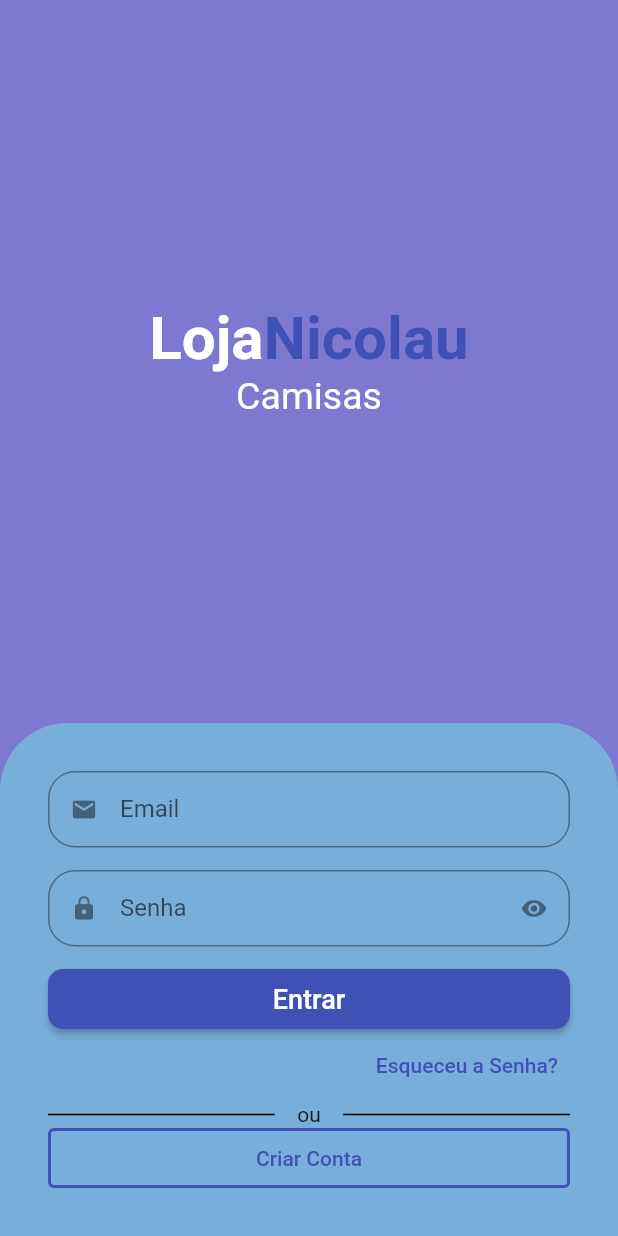
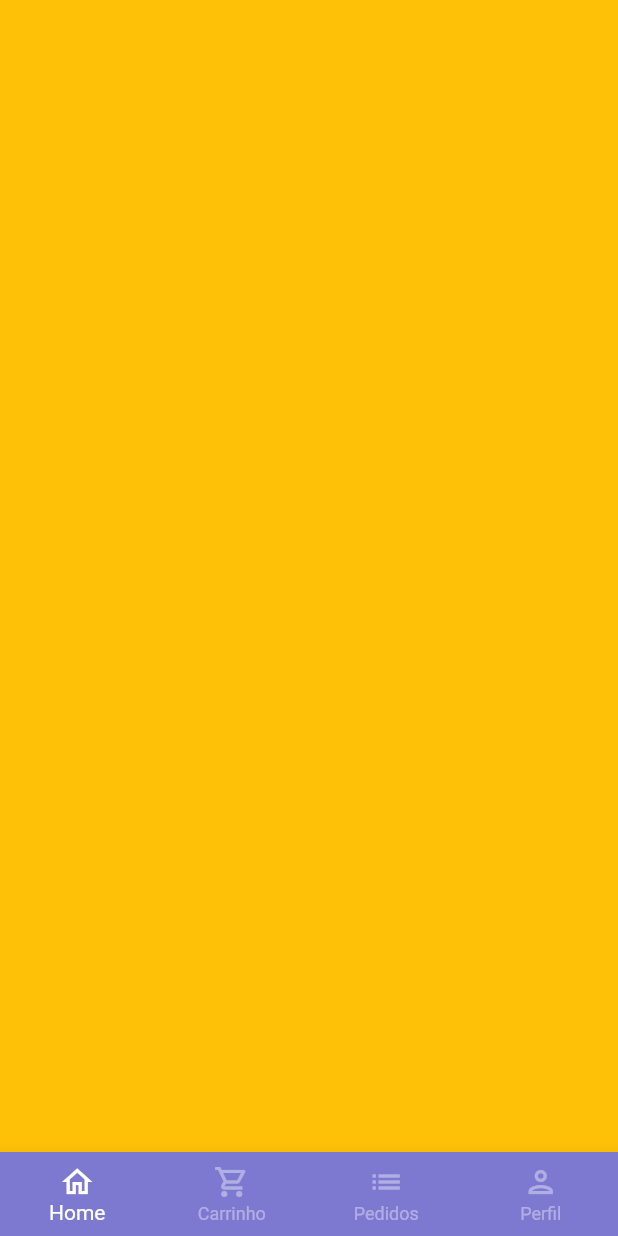
Before and after one commit to Estevao-Nicolau/LojaVirtual, a Flutter app: the screen it shows after launch, after a tap on "Entrar", on a phone screen of 412 x 824 dp. Run offline on Flutter 3.47's test engine with Material 2 defaults, Android fonts, the phone set to English and light mode, and no system bars; drawn by our look-alikes of animated_text_kit; our stand-ins replace firebase_core, mask_text_input_formatter; accounts and stored records are empty.

Commit message:
:wrench:base_screen

```diff
--- a/lib/src/auth/sign_in_screen.dart
+++ b/lib/src/auth/sign_in_screen.dart
@@ -2,6 +2,7 @@ import 'package:animated_text_kit/animated_text_kit.dart';
 import 'package:flutter/material.dart';
 import 'package:lojavirtual/src/auth/components/custom_text_form_field.dart';
 import 'package:lojavirtual/src/auth/sign_up_sreen.dart';
+import 'package:lojavirtual/src/base/base_screen.dart';
 import 'package:lojavirtual/src/config/theme_colors.dart';
 
 class LoginScreen extends StatefulWidget {
@@ -136,7 +137,9 @@ class _LoginScreenState extends State<LoginScreen> {
                               ),
                             ),
                             onPressed: () {
-
+                              Navigator.of(context).pushReplacement(MaterialPageRoute(builder: (c) {
+                                return  BaseScreen();
+                              },));
                             },
                             child: const Text(
                               'Entrar',
--- /dev/null
+++ b/lib/src/base/base_screen.dart
@@ -0,0 +1,61 @@
+import 'package:flutter/material.dart';
+import 'package:lojavirtual/src/config/theme_colors.dart';
+
+class BaseScreen extends StatefulWidget {
+  BaseScreen({Key? key}) : super(key: key);
+
+  @override
+  State<BaseScreen> createState() => _BaseScreenState();
+}
+
+class _BaseScreenState extends State<BaseScreen> {
+  int currentIndex = 0;
+  final pageController = PageController(
+
+  );
+
+  @override
+  Widget build(BuildContext context) {
+    return Scaffold(
+
+      body: PageView(
+        physics: NeverScrollableScrollPhysics(),
+        controller: pageController,
+        children: [
+          Container(color: Colors.amber),
+          Container(color: Colors.blueAccent),
+          Container(color: Colors.greenAccent),
+          Container(color: Colors.orangeAccent),
+        ],
+      ),
+      bottomNavigationBar: BottomNavigationBar(
+        onTap: (index) {
+          setState(() {
+            currentIndex = index;
+            pageController.jumpToPage(index);
+          });
+        },
+        currentIndex: currentIndex,
+        type: BottomNavigationBarType.fixed,
+        backgroundColor: CustomColors.customSwathColor,
+        selectedItemColor: Colors.white,
+        unselectedItemColor: Colors.white.withAlpha(100),
+        items: [
+          BottomNavigationBarItem(
+            icon: Icon(Icons.home_outlined),
+            label: 'Home',
+          ),
+          BottomNavigationBarItem(
+            icon: Icon(Icons.shopping_cart_outlined),
+            label: 'Carrinho',
+          ),
+          BottomNavigationBarItem(icon: Icon(Icons.list), label: 'Pedidos'),
+          BottomNavigationBarItem(
+            icon: Icon(Icons.person_outlined),
+            label: 'Perfil',
+          )
+        ],
+      ),
+    );
+  }
+}
```
